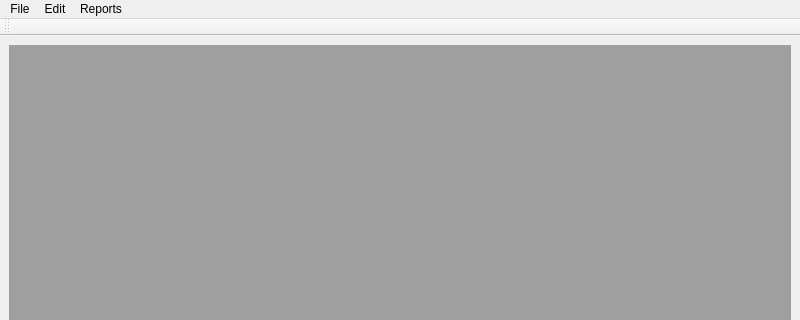
Old version of the form ui/MainWindow.ui in the repository lukaszlukaszew/games-manager-pyqt; both pictures show x 0 to 800 and y 0 to 320 of the 800 by 600 pixel window.
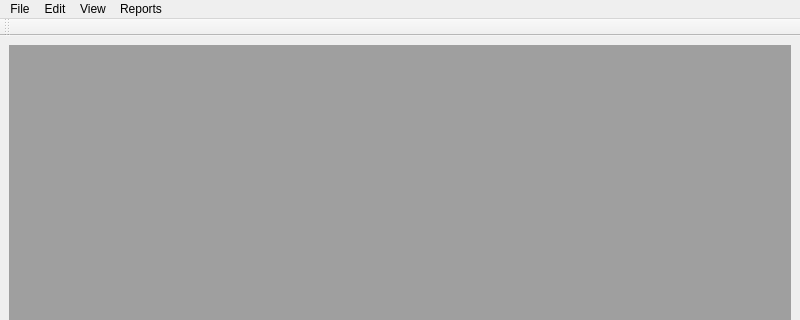
New version of the form.

The edit to the form file:
```diff
--- a/ui/MainWindow.ui
+++ b/ui/MainWindow.ui
@@ -67,8 +67,14 @@
     <addaction name="actionSaved"/>
     <addaction name="actionNew_from_scratch"/>
    </widget>
+   <widget class="QMenu" name="menuView">
+    <property name="title">
+     <string>View</string>
+    </property>
+   </widget>
    <addaction name="menuFile"/>
    <addaction name="menuEdit"/>
+   <addaction name="menuView"/>
    <addaction name="menuStats"/>
   </widget>
   <widget class="QStatusBar" name="statusbar"/>
```
Left out of the diff: 42 changed lines with no effect on the pictures.
